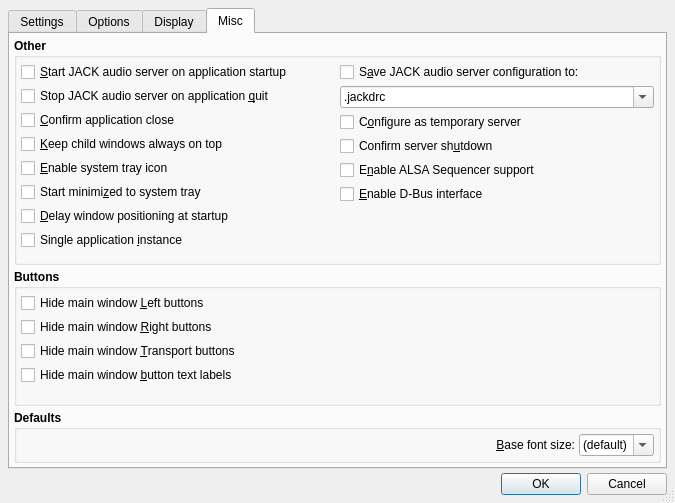
Before: the Qt Designer form src/qjackctlSetupForm.ui in eurogiciel-oss/qjackctl, drawn with Qt 5.
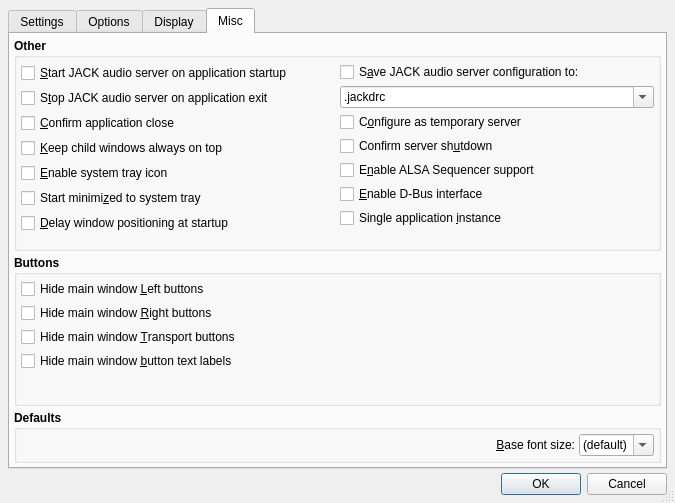
After: the same form once the commit is applied. The open tabs and pages were chosen to show the change. Icons and pictures are not drawn.

Commit message: - Finally, killing the JACK server on exit is now optional,   cf. Setup/Misc/Stop JACK audio server on application exit.   (a patch by Roland Mas, many thanks).

What changed in the file:
```diff
--- a/src/qjackctlSetupForm.ui
+++ b/src/qjackctlSetupForm.ui
@@ -3695,7 +3695,7 @@
                <string>Whether to stop JACK audio server on application quit</string>
               </property>
               <property name="text">
-               <string>Stop JACK audio server on application &amp;quit</string>
+               <string>S&amp;top JACK audio server on application exit</string>
               </property>
               <property name="shortcut">
                <string>Alt+Q</string>
@@ -3798,25 +3798,6 @@
               </property>
              </widget>
             </item>
-            <item>
-             <widget class="QCheckBox" name="SingletonCheckBox">
-              <property name="font">
-               <font>
-                <weight>50</weight>
-                <bold>false</bold>
-               </font>
-              </property>
-              <property name="toolTip">
-               <string>Whether to restrict to one single application instance (X11)</string>
-              </property>
-              <property name="text">
-               <string>Single application &amp;instance</string>
-              </property>
-              <property name="shortcut">
-               <string>Alt+I</string>
-              </property>
-             </widget>
-            </item>
            </layout>
           </item>
           <item row="0" column="1">
@@ -3943,6 +3924,25 @@
               </property>
              </widget>
             </item>
+            <item>
+             <widget class="QCheckBox" name="SingletonCheckBox">
+              <property name="font">
+               <font>
+                <weight>50</weight>
+                <bold>false</bold>
+               </font>
+              </property>
+              <property name="toolTip">
+               <string>Whether to restrict to one single application instance (X11)</string>
+              </property>
+              <property name="text">
+               <string>Single application &amp;instance</string>
+              </property>
+              <property name="shortcut">
+               <string>Alt+I</string>
+              </property>
+             </widget>
+            </item>
             <item>
              <spacer>
               <property name="orientation">
```
Left out of the diff: 4 changed lines with no effect on the pictures. Lines whose indentation alone changed are shown as unchanged. The commit also changes 8 other files.
